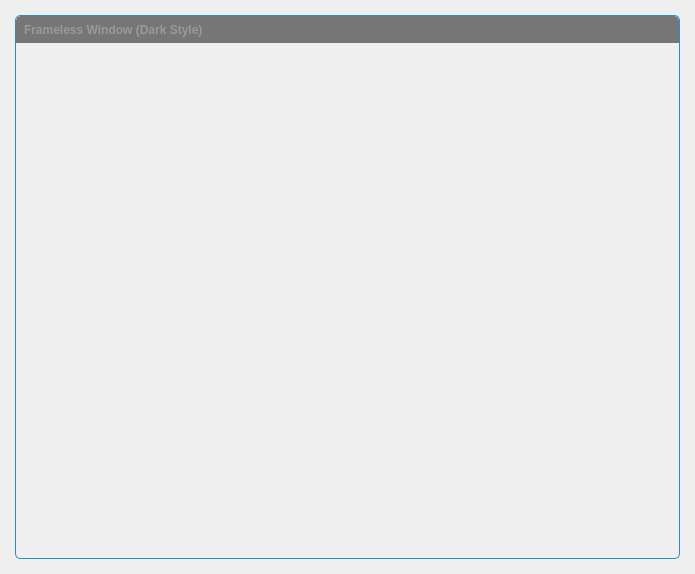
Above: src/framelesswindow/framelesswindow.ui from amoose136/GPIController before the change. Below: the same form after it.
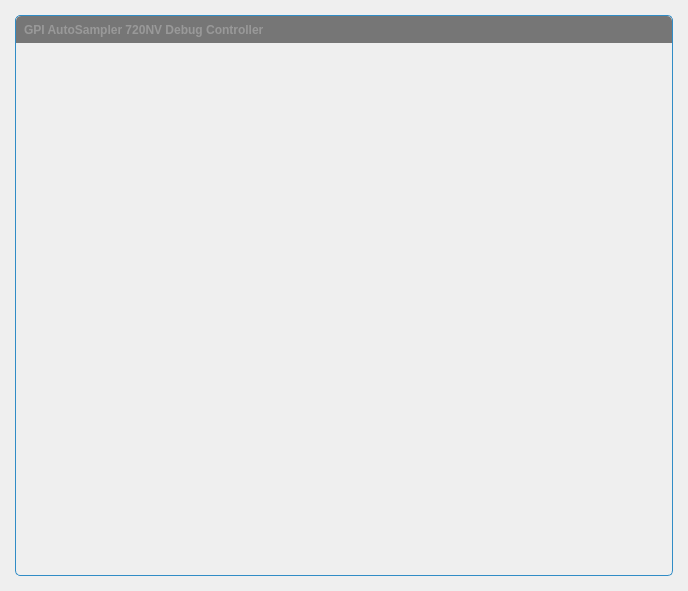
That is the form after the change. Icons and pictures are not drawn. Custom widgets are drawn as their Qt base class.

Commit message: 💄 more cosmetic tweaks: rm maximize button 🔥

Diff of the .ui file:
```diff
--- a/src/framelesswindow/framelesswindow.ui
+++ b/src/framelesswindow/framelesswindow.ui
@@ -6,8 +6,8 @@
    <rect>
     <x>0</x>
     <y>0</y>
-    <width>695</width>
-    <height>574</height>
+    <width>688</width>
+    <height>591</height>
    </rect>
   </property>
   <property name="windowTitle">
@@ -105,7 +105,7 @@
   color:rgb(153,153,153);</string>
            </property>
            <property name="text">
-            <string>Frameless Window (Dark Style)</string>
+            <string>GPI AutoSampler 720NV Debug Controller</string>
            </property>
            <property name="alignment">
             <set>Qt::AlignLeading|Qt::AlignLeft|Qt::AlignVCenter</set>
```
The commit also changes 2 other files.
